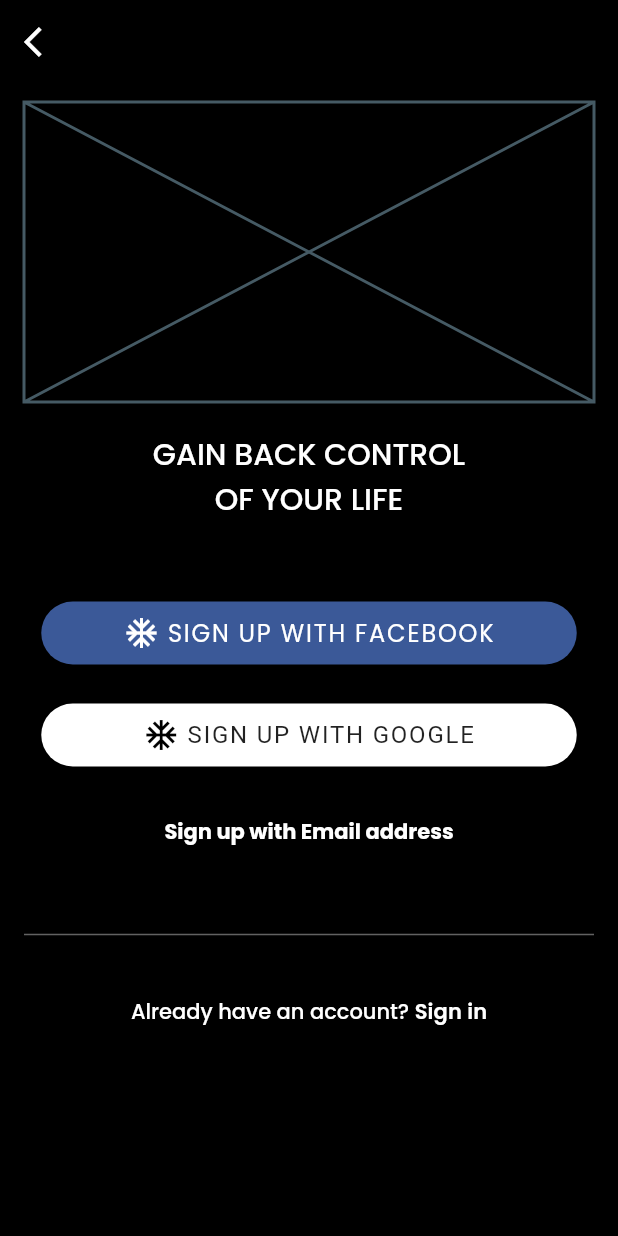
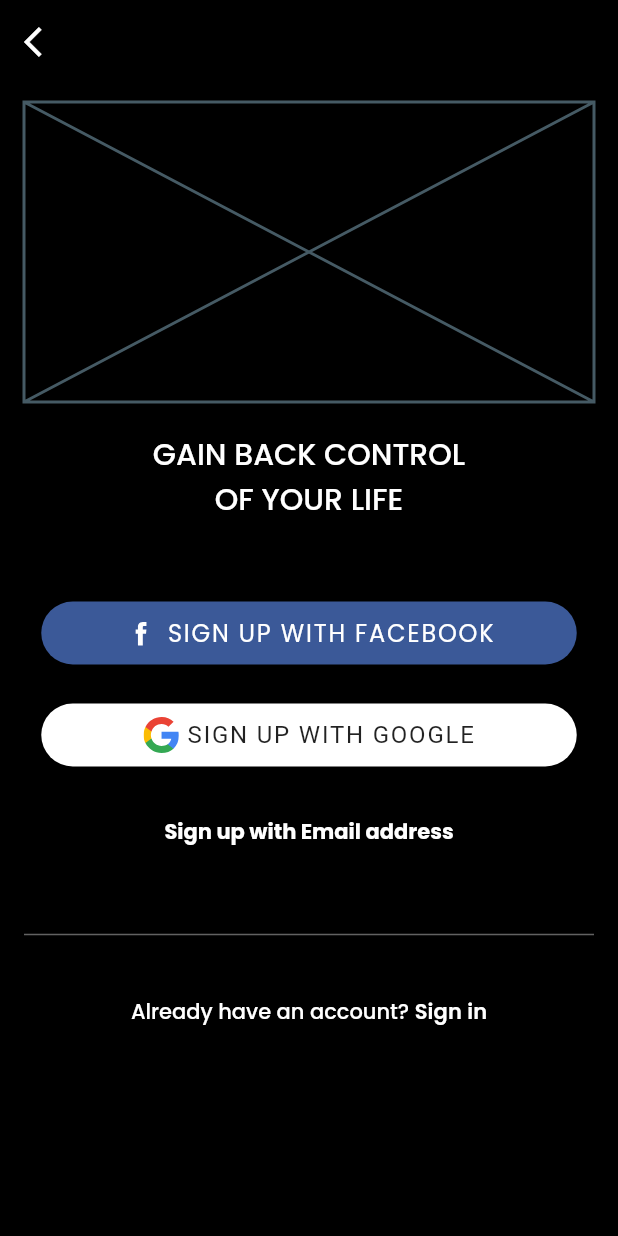
Before and after one commit to Jayant2204/login_amp, a Flutter app: the SelectorPage screen opened by its route, on a phone screen of 412 x 824 dp. Run offline on Flutter 3.47's test engine with Material 2 defaults, Android fonts, the phone set to English and light mode, and no system bars; our stand-ins replace flutter_svg, get, google_fonts.

Commit message:
SVg Icoon added For Google & FB

```diff
--- a/lib/Global/config.dart
+++ b/lib/Global/config.dart
@@ -11,10 +11,8 @@ class Constants {
   static const Color ktextInputFieldBg = Colors.white12;
 
   // Urls
-  static const String googleIconSvg =
-      "https://www.flaticon.com/svg/static/icons/svg/281/281764.svg";
-  static const String fbIconSvg =
-      "https://www.flaticon.com/svg/static/icons/svg/281/281764.svg";
+  static const String googleIconSvg = "assets/svg/google.svg";
+  static const String fbIconSvg = "assets/svg/facebook.svg";
 
   /// DropDown item labels
 
--- a/lib/app/auth/login/loginpage.dart
+++ b/lib/app/auth/login/loginpage.dart
@@ -1,4 +1,5 @@
 import 'package:flutter/material.dart';
+import 'package:flutter_svg/flutter_svg.dart';
 import 'package:get/get.dart';
 import 'package:login_amp/Global/config.dart';
 import 'package:login_amp/app/auth/login/loginController.dart';
@@ -104,7 +105,8 @@ class LoginPage extends StatelessWidget {
                         backgroundColor: Constants.kyellow,
                         colorText: Constants.kblack);
                   },
-                  icon: Icon(Icons.ac_unit),
+                  icon: SvgPicture.asset(Constants.fbIconSvg,
+                      height: 24, width: 24),
                   label: Text(
                     "Continue with Facebook",
                   )),
@@ -116,7 +118,8 @@ class LoginPage extends StatelessWidget {
                         backgroundColor: Constants.kyellow,
                         colorText: Constants.kblack);
                   },
-                  icon: Icon(Icons.ac_unit),
+                  icon: SvgPicture.asset(Constants.googleIconSvg,
+                      height: 24, width: 24),
                   label: Text(
                     "Continue with Google",
                   )),
--- a/lib/app/auth/login/selectorPage.dart
+++ b/lib/app/auth/login/selectorPage.dart
@@ -1,4 +1,5 @@
 import 'package:flutter/material.dart';
+import 'package:flutter_svg/svg.dart';
 import 'package:get/get.dart';
 import 'package:login_amp/Global/config.dart';
 import 'package:login_amp/app/auth/signup/signupPage.dart';
@@ -47,7 +48,8 @@ class SelectorPage extends StatelessWidget {
                 child: Row(
                   mainAxisAlignment: MainAxisAlignment.center,
                   children: [
-                    Icon(Icons.ac_unit),
+                    SvgPicture.asset(Constants.fbIconSvg,
+                        height: 24, width: 24),
                     SizedBox(width: 5),
                     Text(
                       "Sign up with Facebook".toUpperCase(),
@@ -72,10 +74,8 @@ class SelectorPage extends StatelessWidget {
                 child: Row(
                   mainAxisAlignment: MainAxisAlignment.center,
                   children: [
-                    Icon(
-                      Icons.ac_unit,
-                      color: Constants.kblack,
-                    ),
+                    SvgPicture.asset(Constants.googleIconSvg,
+                        height: 24, width: 24),
                     SizedBox(width: 5),
                     Text(
                       "Sign up with Google".toUpperCase(),
--- a/pubspec.yaml
+++ b/pubspec.yaml
@@ -41,8 +41,8 @@ flutter:
   # the material Icons class.
   uses-material-design: true
   # To add assets to your application, add an assets section, like this:
-  # assets:
-  #   - images/a_dot_burr.jpeg
+  assets:
+    - assets/svg/
   #   - images/a_dot_ham.jpeg
   # An image asset can refer to one or more resolution-specific "variants", see
   # https://flutter.dev/assets-and-images/#resolution-aware.
```
Also changed, not shown: assets/svg/facebook.svg (added), assets/svg/google.svg (added), assets/svg/googleIcon.svg (deleted).
